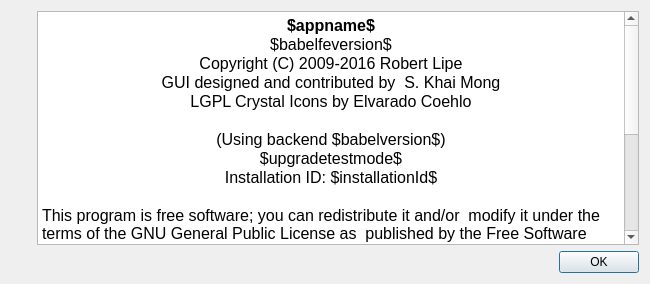
Old version of the form gui/aboutui.ui in the repository GPSBabel/gpsbabel.
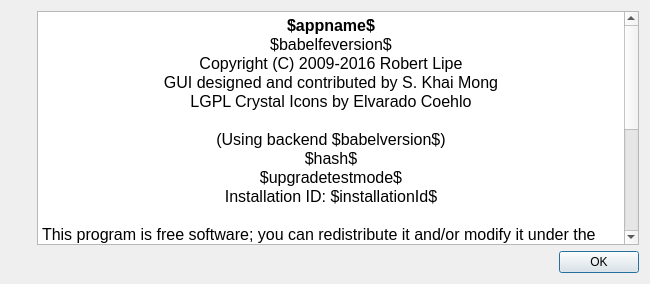
New version of the form. Icons and pictures are not drawn.

Commit message: capture git hash on github action builds.

```diff
--- a/gui/aboutui.ui
+++ b/gui/aboutui.ui
@@ -72,20 +72,21 @@
        </property>
        <property name="html">
         <string>&lt;!DOCTYPE HTML PUBLIC &quot;-//W3C//DTD HTML 4.0//EN&quot; &quot;http://www.w3.org/TR/REC-html40/strict.dtd&quot;&gt;
-&lt;html&gt;&lt;head&gt;&lt;meta name=&quot;qrichtext&quot; content=&quot;1&quot; /&gt;&lt;style type=&quot;text/css&quot;&gt;
+&lt;html&gt;&lt;head&gt;&lt;meta name=&quot;qrichtext&quot; content=&quot;1&quot; /&gt;&lt;meta charset=&quot;utf-8&quot; /&gt;&lt;style type=&quot;text/css&quot;&gt;
 p, li { white-space: pre-wrap; }
 &lt;/style&gt;&lt;/head&gt;&lt;body style=&quot; font-family:'Lucida Grande'; font-size:13pt; font-weight:400; font-style:normal;&quot;&gt;
 &lt;p align=&quot;center&quot; style=&quot; margin-top:0px; margin-bottom:0px; margin-left:0px; margin-right:0px; -qt-block-indent:0; text-indent:0px;&quot;&gt;&lt;span style=&quot; font-family:'DejaVu Sans'; font-size:12pt; font-weight:600;&quot;&gt;$appname$&lt;/span&gt;&lt;/p&gt;
 &lt;p align=&quot;center&quot; style=&quot; margin-top:0px; margin-bottom:0px; margin-left:0px; margin-right:0px; -qt-block-indent:0; text-indent:0px;&quot;&gt;&lt;span style=&quot; font-family:'DejaVu Sans'; font-size:12pt;&quot;&gt;$babelfeversion$&lt;/span&gt;&lt;/p&gt;
 &lt;p align=&quot;center&quot; style=&quot; margin-top:0px; margin-bottom:0px; margin-left:0px; margin-right:0px; -qt-block-indent:0; text-indent:0px;&quot;&gt;&lt;span style=&quot; font-family:'DejaVu Sans'; font-size:12pt;&quot;&gt;Copyright (C) 2009-2016 Robert Lipe&lt;/span&gt;&lt;/p&gt;
-&lt;p align=&quot;center&quot; style=&quot; margin-top:0px; margin-bottom:0px; margin-left:0px; margin-right:0px; -qt-block-indent:0; text-indent:0px;&quot;&gt;&lt;span style=&quot; font-family:'DejaVu Sans'; font-size:12pt;&quot;&gt;GUI designed and contributed by  S. Khai Mong&lt;/span&gt;&lt;/p&gt;
+&lt;p align=&quot;center&quot; style=&quot; margin-top:0px; margin-bottom:0px; margin-left:0px; margin-right:0px; -qt-block-indent:0; text-indent:0px;&quot;&gt;&lt;span style=&quot; font-family:'DejaVu Sans'; font-size:12pt;&quot;&gt;GUI designed and contributed by S. Khai Mong&lt;/span&gt;&lt;/p&gt;
 &lt;p align=&quot;center&quot; style=&quot; margin-top:0px; margin-bottom:0px; margin-left:0px; margin-right:0px; -qt-block-indent:0; text-indent:0px;&quot;&gt;&lt;span style=&quot; font-family:'DejaVu Sans'; font-size:12pt;&quot;&gt;LGPL Crystal Icons by Elvarado Coehlo&lt;/span&gt;&lt;/p&gt;
 &lt;p align=&quot;center&quot; style=&quot;-qt-paragraph-type:empty; margin-top:0px; margin-bottom:0px; margin-left:0px; margin-right:0px; -qt-block-indent:0; text-indent:0px; font-family:'DejaVu Sans'; font-size:12pt;&quot;&gt;&lt;br /&gt;&lt;/p&gt;
 &lt;p align=&quot;center&quot; style=&quot; margin-top:0px; margin-bottom:0px; margin-left:0px; margin-right:0px; -qt-block-indent:0; text-indent:0px;&quot;&gt;&lt;span style=&quot; font-family:'DejaVu Sans'; font-size:12pt;&quot;&gt;(Using backend $babelversion$)&lt;/span&gt;&lt;/p&gt;
+&lt;p align=&quot;center&quot; style=&quot; margin-top:0px; margin-bottom:0px; margin-left:0px; margin-right:0px; -qt-block-indent:0; text-indent:0px;&quot;&gt;&lt;span style=&quot; font-family:'DejaVu Sans'; font-size:12pt;&quot;&gt;$hash$&lt;/span&gt;&lt;/p&gt;
 &lt;p align=&quot;center&quot; style=&quot; margin-top:0px; margin-bottom:0px; margin-left:0px; margin-right:0px; -qt-block-indent:0; text-indent:0px;&quot;&gt;&lt;span style=&quot; font-family:'DejaVu Sans'; font-size:12pt;&quot;&gt;$upgradetestmode$&lt;/span&gt;&lt;/p&gt;
 &lt;p align=&quot;center&quot; style=&quot; margin-top:0px; margin-bottom:0px; margin-left:0px; margin-right:0px; -qt-block-indent:0; text-indent:0px;&quot;&gt;&lt;span style=&quot; font-family:'DejaVu Sans'; font-size:12pt;&quot;&gt;Installation ID: $installationId$&lt;/span&gt;&lt;/p&gt;
 &lt;p align=&quot;center&quot; style=&quot;-qt-paragraph-type:empty; margin-top:0px; margin-bottom:0px; margin-left:0px; margin-right:0px; -qt-block-indent:0; text-indent:0px; font-family:'DejaVu Sans'; font-size:12pt;&quot;&gt;&lt;br /&gt;&lt;/p&gt;
-&lt;p style=&quot; margin-top:0px; margin-bottom:0px; margin-left:0px; margin-right:0px; -qt-block-indent:0; text-indent:0px;&quot;&gt;&lt;span style=&quot; font-family:'DejaVu Sans'; font-size:12pt;&quot;&gt;This program is free software; you can redistribute it and/or  modify it under the terms of the GNU General Public License as  published by the Free Software Foundation; either version 2 of the License, or (at your option) any later version.&lt;/span&gt;&lt;/p&gt;
+&lt;p style=&quot; margin-top:0px; margin-bottom:0px; margin-left:0px; margin-right:0px; -qt-block-indent:0; text-indent:0px;&quot;&gt;&lt;span style=&quot; font-family:'DejaVu Sans'; font-size:12pt;&quot;&gt;This program is free software; you can redistribute it and/or modify it under the terms of the GNU General Public License as published by the Free Software Foundation; either version 2 of the License, or (at your option) any later version.&lt;/span&gt;&lt;/p&gt;
 &lt;p style=&quot;-qt-paragraph-type:empty; margin-top:0px; margin-bottom:0px; margin-left:0px; margin-right:0px; -qt-block-indent:0; text-indent:0px; font-family:'DejaVu Sans'; font-size:12pt;&quot;&gt;&lt;br /&gt;&lt;/p&gt;
 &lt;p style=&quot; margin-top:0px; margin-bottom:0px; margin-left:0px; margin-right:0px; -qt-block-indent:0; text-indent:0px;&quot;&gt;&lt;span style=&quot; font-family:'DejaVu Sans'; font-size:12pt;&quot;&gt;This program is distributed in the hope that it will be useful, but WITHOUT ANY WARRANTY; without even the implied warranty of MERCHANTABILITY or FITNESS FOR A PARTICULAR PURPOSE.  See the GNU General Public License for more details.&lt;/span&gt;&lt;/p&gt;
 &lt;p style=&quot;-qt-paragraph-type:empty; margin-top:0px; margin-bottom:0px; margin-left:0px; margin-right:0px; -qt-block-indent:0; text-indent:0px; font-family:'DejaVu Sans'; font-size:12pt;&quot;&gt;&lt;br /&gt;&lt;/p&gt;
```
The commit also changes 8 other files.
